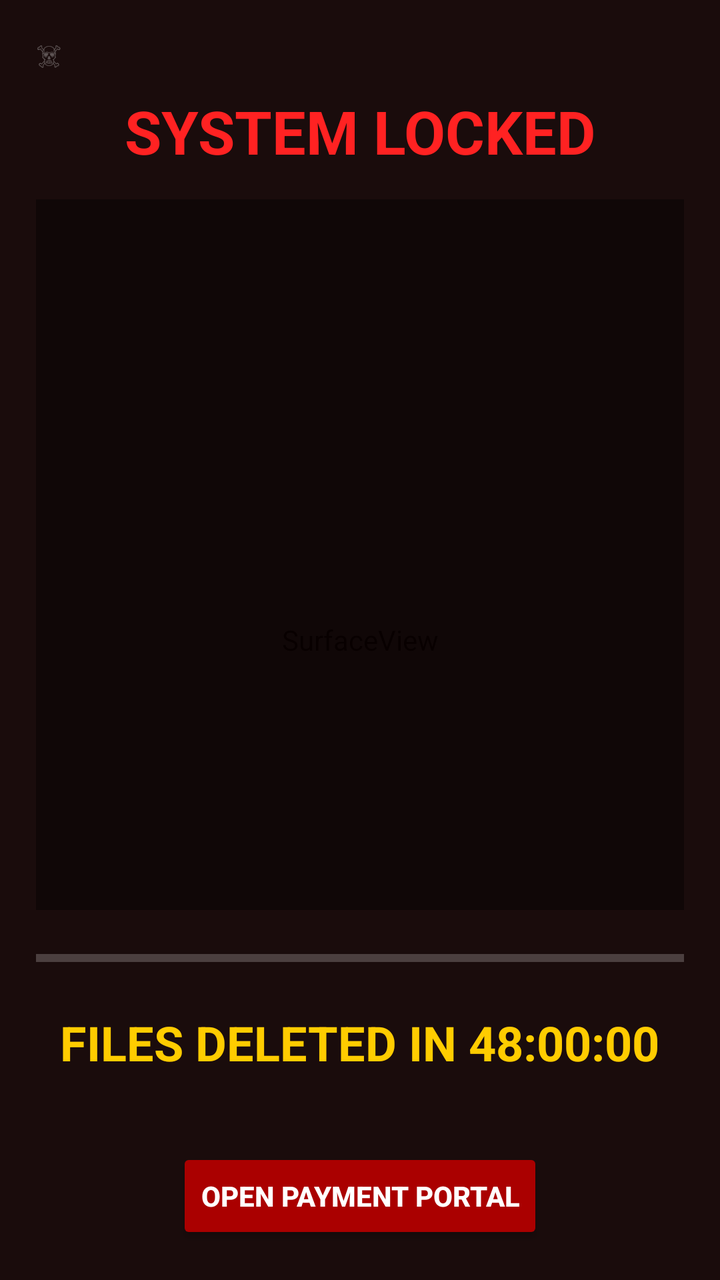
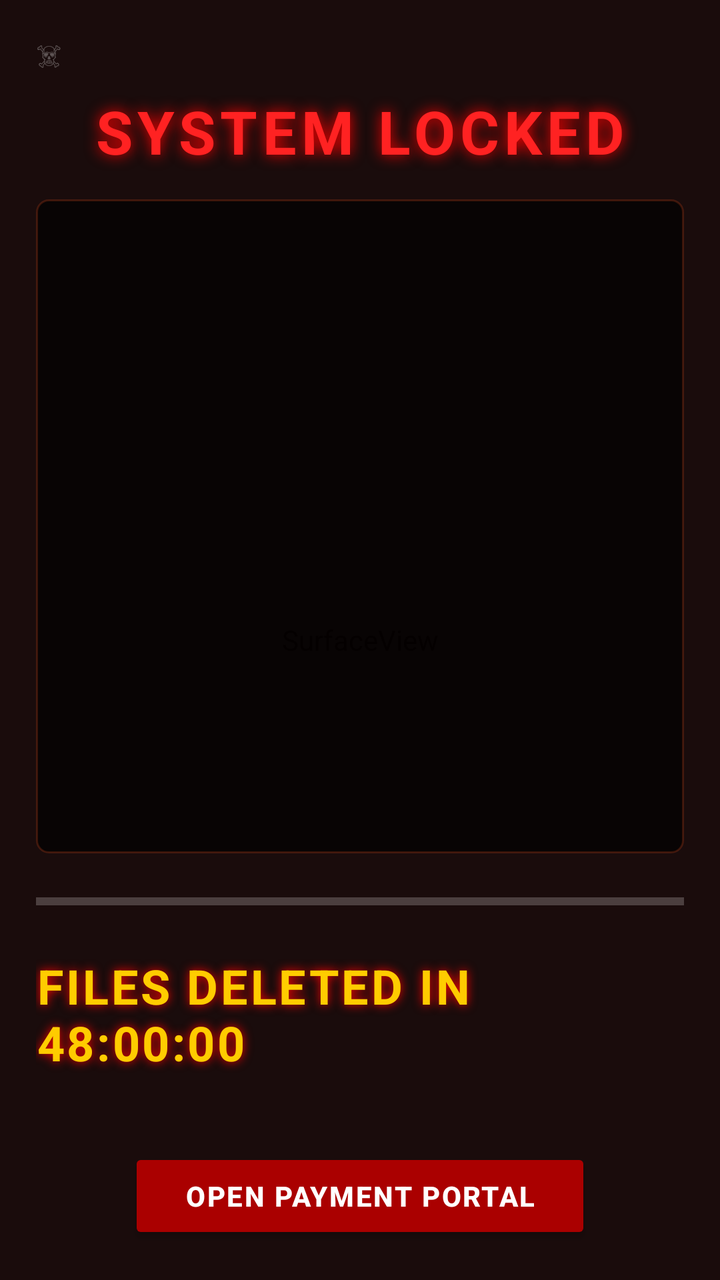

The first picture is an Android layout as it rendered before a commit; the second is the same layout after the commit. The layout source and the unified diff follow.
<!-- AndroidManifest.xml: application theme Theme.AppCompat.NoActionBar -->
<!-- res/layout/activity_fake_ransom.xml -->
<?xml version="1.0" encoding="utf-8"?>
<FrameLayout xmlns:android="http://schemas.android.com/apk/res/android"
    android:layout_width="match_parent"
    android:layout_height="match_parent"
    android:background="#000000">

    <SurfaceView
        android:id="@+id/cameraPreview"
        android:layout_width="match_parent"
        android:layout_height="match_parent" />

    <LinearLayout
        android:layout_width="match_parent"
        android:layout_height="match_parent"
        android:background="#E6100000"
        android:orientation="vertical"
        android:padding="18dp">

        <LinearLayout
            android:layout_width="match_parent"
            android:layout_height="wrap_content"
            android:orientation="horizontal">

            <TextView
                android:id="@+id/skullGlyph"
                android:layout_width="wrap_content"
                android:layout_height="wrap_content"
                android:alpha="0.30"
                android:text="☠"
                android:textColor="#ffffff"
                android:textSize="14sp"/>

            <Space
                android:layout_width="0dp"
                android:layout_height="0dp"
                android:layout_weight="1"/>

            <TextView
                android:id="@+id/cameraBadge"
                android:layout_width="wrap_content"
                android:layout_height="wrap_content"
                android:text="● REC"
                android:textColor="#ff2222"
                android:textSize="10sp"
                android:visibility="gone"/>
        </LinearLayout>

        <TextView
            android:id="@+id/statusText"
            android:layout_width="match_parent"
            android:layout_height="wrap_content"
            android:layout_marginTop="8dp"
            android:gravity="center"
            android:text="SYSTEM LOCKED"
            android:textColor="#ff2222"
            android:textSize="30sp"
            android:textStyle="bold"/>

        <ScrollView
            android:id="@+id/terminalScroll"
            android:layout_width="match_parent"
            android:layout_height="0dp"
            android:layout_marginTop="14dp"
            android:layout_weight="1"
            android:background="#66000000"
            android:fillViewport="true">

            <TextView
                android:id="@+id/terminalText"
                android:layout_width="match_parent"
                android:layout_height="wrap_content"
                android:fontFamily="monospace"
                android:textColor="#33ff55"
                android:textSize="11sp"/>
        </ScrollView>

        <ProgressBar
            android:id="@+id/progressBar"
            style="?android:attr/progressBarStyleHorizontal"
            android:layout_width="match_parent"
            android:layout_height="wrap_content"
            android:layout_marginTop="16dp"
            android:max="100"
            android:progress="0"/>

        <TextView
            android:id="@+id/countdownText"
            android:layout_width="wrap_content"
            android:layout_height="wrap_content"
            android:layout_gravity="center_horizontal"
            android:layout_marginTop="18dp"
            android:text="FILES DELETED IN 48:00:00"
            android:textColor="#ffcc00"
            android:textSize="24sp"
            android:textStyle="bold"/>

        <TextView
            android:id="@+id/victimInfo"
            android:layout_width="wrap_content"
            android:layout_height="wrap_content"
            android:layout_marginTop="10dp"
            android:fontFamily="monospace"
            android:textColor="#ff8888"
            android:textSize="11sp"/>

        <Button
            android:id="@+id/paymentBtn"
            android:layout_width="wrap_content"
            android:layout_height="wrap_content"
            android:layout_gravity="center_horizontal"
            android:layout_marginTop="12dp"
            android:backgroundTint="#aa0000"
            android:text="OPEN PAYMENT PORTAL"
            android:textColor="#ffffff"
            android:textStyle="bold"/>

        <TextView
            android:id="@+id/ransomNote"
            android:layout_width="match_parent"
            android:layout_height="0dp"
            android:layout_marginTop="14dp"
            android:layout_weight="1"
            android:clickable="true"
            android:focusable="true"
            android:fontFamily="monospace"
            android:lineSpacingExtra="2dp"
            android:text=""
            android:textColor="#ff4444"
            android:textSize="13sp"
            android:visibility="gone"/>
    </LinearLayout>

    <FrameLayout
        android:id="@+id/interludeOverlay"
        android:layout_width="match_parent"
        android:layout_height="match_parent"
        android:background="#0A1F44"
        android:clickable="true"
        android:focusable="true"
        android:visibility="gone">

        <TextView
            android:id="@+id/interludeText"
            android:layout_width="match_parent"
            android:layout_height="wrap_content"
            android:layout_gravity="center"
            android:fontFamily="monospace"
            android:gravity="center"
            android:lineSpacingExtra="3dp"
            android:text=""
            android:textColor="#ffd700"
            android:textSize="15sp"/>
    </FrameLayout>

    <View
        android:id="@+id/borderFlash"
        android:layout_width="match_parent"
        android:layout_height="match_parent" />

    <FrameLayout
        android:id="@+id/rebootOverlay"
        android:layout_width="match_parent"
        android:layout_height="match_parent"
        android:background="#000000"
        android:clickable="true"
        android:focusable="true"
        android:visibility="gone">

        <TextView
            android:id="@+id/rebootText"
            android:layout_width="match_parent"
            android:layout_height="wrap_content"
            android:layout_gravity="center"
            android:fontFamily="monospace"
            android:gravity="center"
            android:text="..."
            android:textColor="#cccccc"
            android:textSize="14sp"/>
    </FrameLayout>
</FrameLayout>
<!-- resources referenced by this layout -->
<resources>

</resources>

<!-- the commit's change to res/layout/activity_fake_ransom.xml (unified diff, before → after) -->
@@ -51,6 +51,11 @@
             android:layout_height="wrap_content"
             android:layout_marginTop="8dp"
             android:gravity="center"
+            android:letterSpacing="0.08"
+            android:shadowColor="#ff0000"
+            android:shadowDx="0"
+            android:shadowDy="0"
+            android:shadowRadius="18"
             android:text="SYSTEM LOCKED"
             android:textColor="#ff2222"
             android:textSize="30sp"
@@ -62,8 +67,9 @@
             android:layout_height="0dp"
             android:layout_marginTop="14dp"
             android:layout_weight="1"
-            android:background="#66000000"
-            android:fillViewport="true">
+            android:background="@drawable/bg_terminal"
+            android:fillViewport="true"
+            android:padding="10dp">
 
             <TextView
                 android:id="@+id/terminalText"
@@ -81,7 +87,8 @@
             android:layout_height="wrap_content"
             android:layout_marginTop="16dp"
             android:max="100"
-            android:progress="0"/>
+            android:progress="0"
+            android:progressTint="#ff2222"/>
 
         <TextView
             android:id="@+id/countdownText"
@@ -89,6 +96,11 @@
             android:layout_height="wrap_content"
             android:layout_gravity="center_horizontal"
             android:layout_marginTop="18dp"
+            android:letterSpacing="0.05"
+            android:shadowColor="#ff0000"
+            android:shadowDx="0"
+            android:shadowDy="0"
+            android:shadowRadius="12"
             android:text="FILES DELETED IN 48:00:00"
             android:textColor="#ffcc00"
             android:textSize="24sp"
@@ -110,6 +122,9 @@
             android:layout_gravity="center_horizontal"
             android:layout_marginTop="12dp"
             android:backgroundTint="#aa0000"
+            android:letterSpacing="0.06"
+            android:paddingStart="28dp"
+            android:paddingEnd="28dp"
             android:text="OPEN PAYMENT PORTAL"
             android:textColor="#ffffff"
             android:textStyle="bold"/>
<!-- resource entries referenced after the edit -->
@@ -1,5 +1,14 @@
 <!-- resources referenced by this layout -->
 <resources>
-
+  <!-- drawable bg_terminal (drawable) -->
+  <?xml version="1.0" encoding="utf-8"?>
+  <shape xmlns:android="http://schemas.android.com/apk/res/android"
+      android:shape="rectangle">
+      <solid android:color="#B3000000" />
+      <stroke
+          android:width="1dp"
+          android:color="#33ff5522" />
+      <corners android:radius="6dp" />
+  </shape>
 </resources>
 
